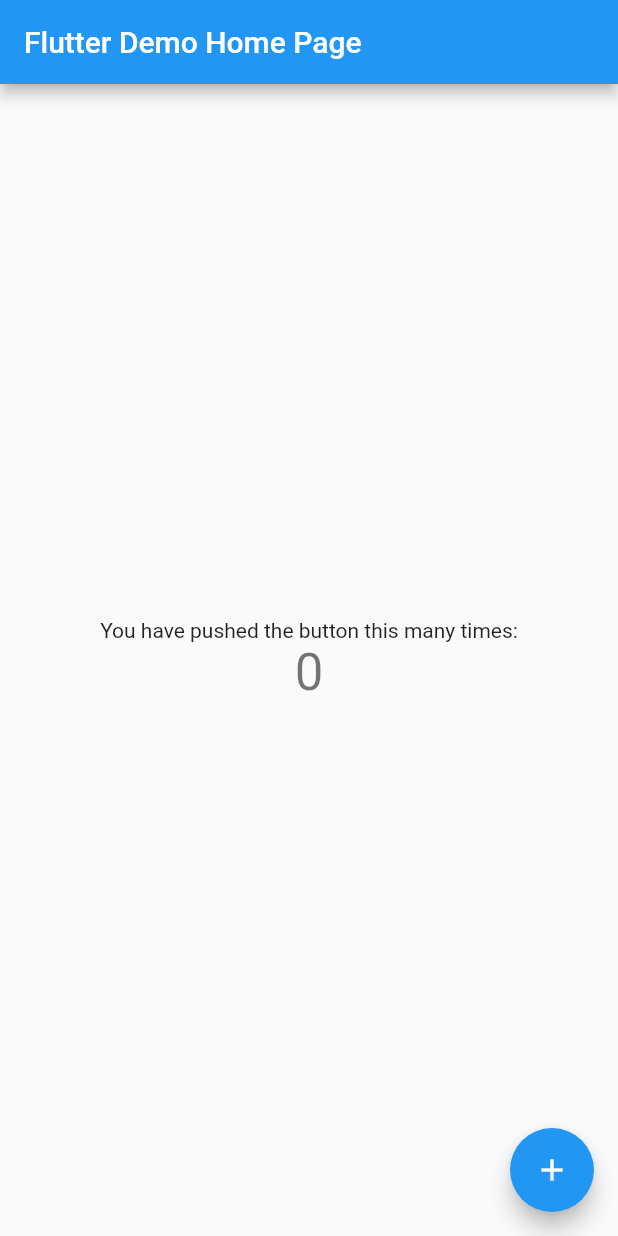
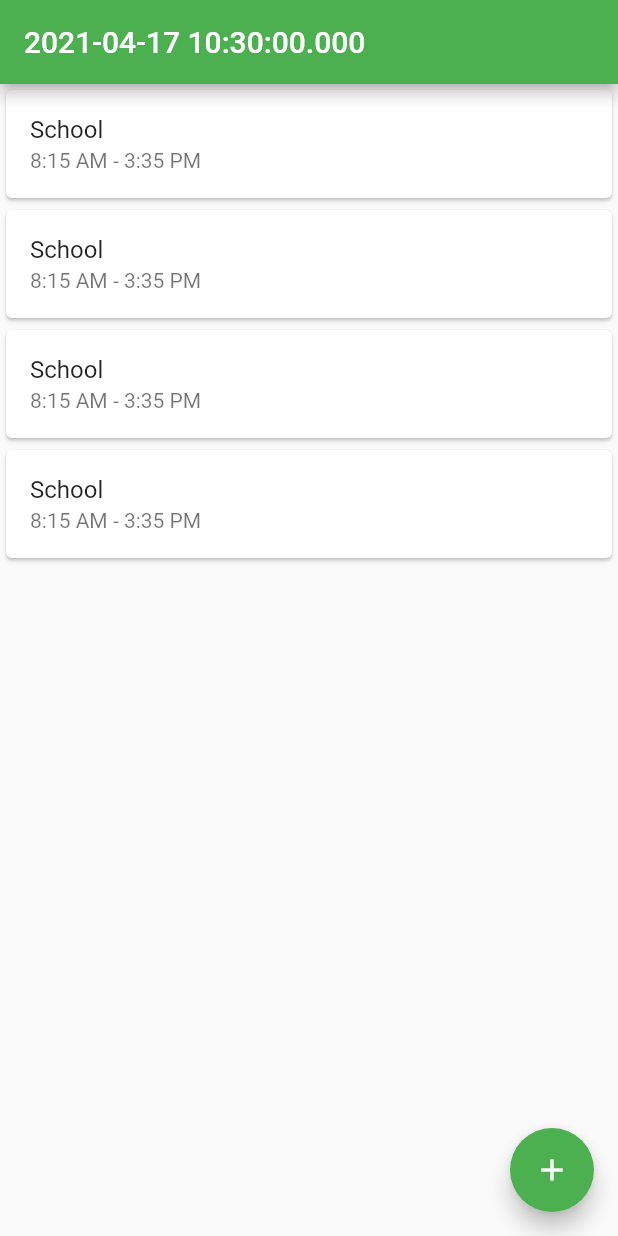
Before and after one commit to Jah-On/HackVH-2021, a Flutter app: the screen it shows after launch, on a phone screen of 412 x 824 dp. Run offline on Flutter 3.47's test engine with Material 2 defaults, Android fonts, the phone set to English and light mode, and no system bars.

Commit message:
Basic scaffold of first screen

```diff
--- /dev/null
+++ b/mental_health_calender/lib/home_page.dart
@@ -0,0 +1,24 @@
+import 'package:flutter/material.dart';
+
+class HomePage extends StatelessWidget {
+  @override
+  Widget build(BuildContext context) {
+    final now  = DateTime.now();
+
+    return Scaffold(
+      appBar: AppBar(
+        title: Text(now.toString())
+      ),
+      floatingActionButton: FloatingActionButton(child: Icon(Icons.add),),
+      body: ListView.builder(
+        itemCount: 4,
+        itemBuilder: (context, index) => Card(
+          child: ListTile(
+            title: Text("School"),
+            subtitle: Text("8:15 AM - 3:35 PM"),
+          ),
+        ),
+      ),
+    );
+  }
+}
--- a/mental_health_calender/lib/main.dart
+++ b/mental_health_calender/lib/main.dart
@@ -1,4 +1,5 @@
 import 'package:flutter/material.dart';
+import 'package:mental_health_calender/home_page.dart';
 
 void main() {
   runApp(MyApp());
@@ -9,109 +10,18 @@ class MyApp extends StatelessWidget {
   @override
   Widget build(BuildContext context) {
     return MaterialApp(
-      title: 'Flutter Demo',
       theme: ThemeData(
-        // This is the theme of your application.
-        //
-        // Try running your application with "flutter run". You'll see the
-        // application has a blue toolbar. Then, without quitting the app, try
-        // changing the primarySwatch below to Colors.green and then invoke
-        // "hot reload" (press "r" in the console where you ran "flutter run",
-        // or simply save your changes to "hot reload" in a Flutter IDE).
-        // Notice that the counter didn't reset back to zero; the application
-        // is not restarted.
-        primarySwatch: Colors.blue,
-        // This makes the visual density adapt to the platform that you run
-        // the app on. For desktop platforms, the controls will be smaller and
-        // closer together (more dense) than on mobile platforms.
+        brightness: Brightness.light,
+        primarySwatch: Colors.green,
         visualDensity: VisualDensity.adaptivePlatformDensity,
       ),
-      home: MyHomePage(title: 'Flutter Demo Home Page'),
+      darkTheme: ThemeData(
+        brightness: Brightness.dark,
+        primarySwatch: Colors.green,
+        visualDensity: VisualDensity.adaptivePlatformDensity,
+      ),
+      themeMode: ThemeMode.system,
+      home: HomePage(),
     );
   }
 }
-
-class MyHomePage extends StatefulWidget {
-  MyHomePage({Key key, this.title}) : super(key: key);
-
-  // This widget is the home page of your application. It is stateful, meaning
-  // that it has a State object (defined below) that contains fields that affect
-  // how it looks.
-
-  // This class is the configuration for the state. It holds the values (in this
-  // case the title) provided by the parent (in this case the App widget) and
-  // used by the build method of the State. Fields in a Widget subclass are
-  // always marked "final".
-
-  final String title;
-
-  @override
-  _MyHomePageState createState() => _MyHomePageState();
-}
-
-class _MyHomePageState extends State<MyHomePage> {
-  int _counter = 0;
-
-  void _incrementCounter() {
-    setState(() {
-      // This call to setState tells the Flutter framework that something has
-      // changed in this State, which causes it to rerun the build method below
-      // so that the display can reflect the updated values. If we changed
-      // _counter without calling setState(), then the build method would not be
-      // called again, and so nothing would appear to happen.
-      _counter++;
-    });
-  }
-
-  @override
-  Widget build(BuildContext context) {
-    // This method is rerun every time setState is called, for instance as done
-    // by the _incrementCounter method above.
-    //
-    // The Flutter framework has been optimized to make rerunning build methods
-    // fast, so that you can just rebuild anything that needs updating rather
-    // than having to individually change instances of widgets.
-    return Scaffold(
-      appBar: AppBar(
-        // Here we take the value from the MyHomePage object that was created by
-        // the App.build method, and use it to set our appbar title.
-        title: Text(widget.title),
-      ),
-      body: Center(
-        // Center is a layout widget. It takes a single child and positions it
-        // in the middle of the parent.
-        child: Column(
-          // Column is also a layout widget. It takes a list of children and
-          // arranges them vertically. By default, it sizes itself to fit its
-          // children horizontally, and tries to be as tall as its parent.
-          //
-          // Invoke "debug painting" (press "p" in the console, choose the
-          // "Toggle Debug Paint" action from the Flutter Inspector in Android
-          // Studio, or the "Toggle Debug Paint" command in Visual Studio Code)
-          // to see the wireframe for each widget.
-          //
-          // Column has various properties to control how it sizes itself and
-          // how it positions its children. Here we use mainAxisAlignment to
-          // center the children vertically; the main axis here is the vertical
-          // axis because Columns are vertical (the cross axis would be
-          // horizontal).
-          mainAxisAlignment: MainAxisAlignment.center,
-          children: <Widget>[
-            Text(
-              'You have pushed the button this many times:',
-            ),
-            Text(
-              '$_counter',
-              style: Theme.of(context).textTheme.headline4,
-            ),
-          ],
-        ),
-      ),
-      floatingActionButton: FloatingActionButton(
-        onPressed: _incrementCounter,
-        tooltip: 'Increment',
-        child: Icon(Icons.add),
-      ), // This trailing comma makes auto-formatting nicer for build methods.
-    );
-  }
-}
```
Also changed, not shown: 1 other file.
